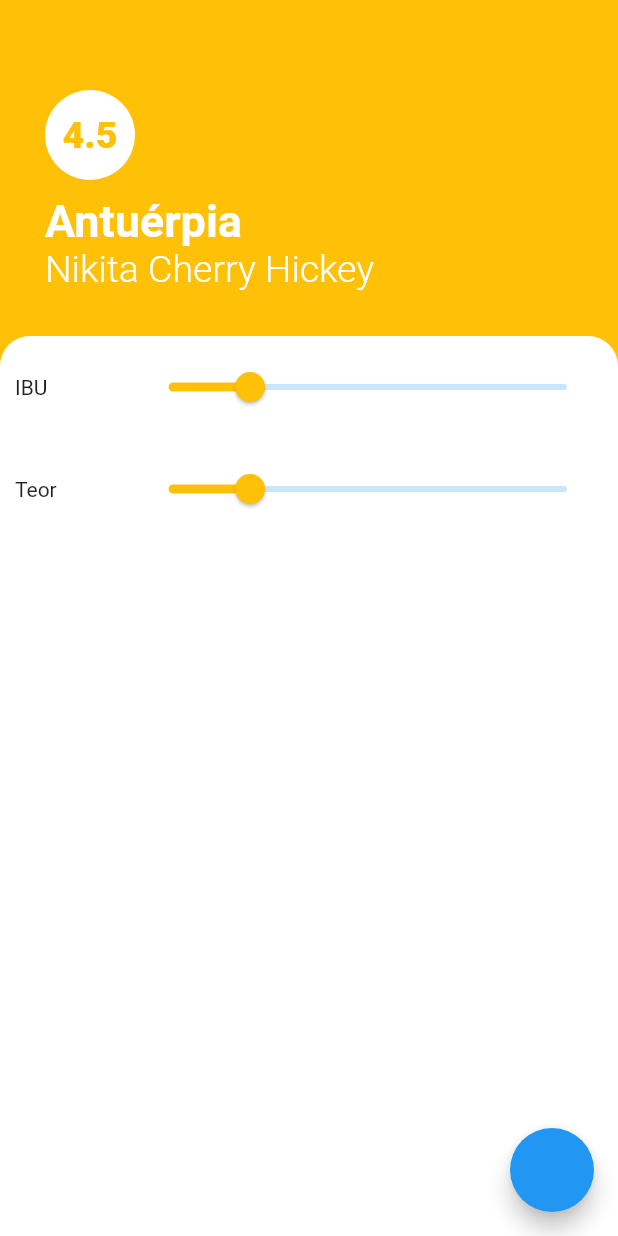
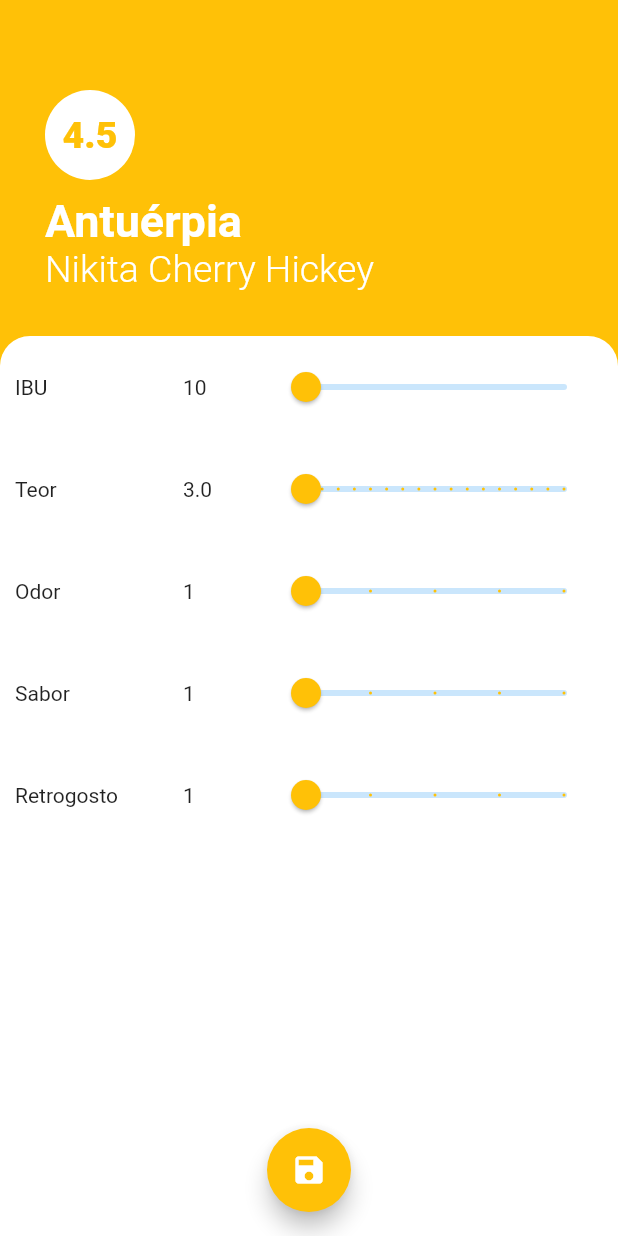
Before and after one commit to hqsander/beer-buddies, a Flutter app: the TelaEdicaoCerveja screen opened by its route, on a phone screen of 412 x 824 dp. Run offline on Flutter 3.47's test engine with Material 2 defaults, Android fonts, the light colour scheme and no system bars.

Commit message:
Implementa widget para avaliação de item

```diff
--- a/lib/telas/tela_edicao_cerveja.dart
+++ b/lib/telas/tela_edicao_cerveja.dart
@@ -7,7 +7,13 @@ class TelaEdicaoCerveja extends StatelessWidget {
   @override
   Widget build(BuildContext context) {
     return Scaffold(
+      floatingActionButtonLocation: FloatingActionButtonLocation.centerFloat,
       floatingActionButton: FloatingActionButton(
+        backgroundColor: Colors.amber,
+        child: Icon(
+          Icons.save,
+          color: Colors.white,
+        ),
         onPressed: () {
           Provider.of<Store>(context, listen: false).addCerveja(
             Cerveja(
@@ -83,35 +89,40 @@ class TelaEdicaoCerveja extends StatelessWidget {
               ),
               child: ListView(
                 children: [
-                  Container(
-                    padding: EdgeInsets.all(10),
-                    child: Row(
-                      children: [
-                        Expanded(
-                          flex: 1,
-                          child: Text("IBU"),
+                  SliderAvaliacao(
+                    item: "IBU",
+                    min: 10,
+                    max: 95,
+                    divisions: 85,
+                    precisao: 0,
                   ),
-                        Expanded(
-                          flex: 4,
-                          child: SliderIBU(),
+                  SliderAvaliacao(
+                    item: "Teor",
+                    min: 3,
+                    max: 11,
+                    divisions: 16,
+                    precisao: 1,
                   ),
-                      ],
+                  SliderAvaliacao(
+                    item: "Odor",
+                    min: 1,
+                    max: 5,
+                    divisions: 4,
+                    precisao: 0,
                   ),
+                  SliderAvaliacao(
+                    item: "Sabor",
+                    min: 1,
+                    max: 5,
+                    divisions: 4,
+                    precisao: 0,
                   ),
-                  Container(
-                    padding: EdgeInsets.all(10),
-                    child: Row(
-                      children: [
-                        Expanded(
-                          flex: 1,
-                          child: Text("Teor"),
-                        ),
-                        Expanded(
-                          flex: 4,
-                          child: SliderIBU(),
-                        ),
-                      ],
-                    ),
+                  SliderAvaliacao(
+                    item: "Retrogosto",
+                    min: 1,
+                    max: 5,
+                    divisions: 4,
+                    precisao: 0,
                   ),
                 ],
               ),
@@ -123,30 +134,60 @@ class TelaEdicaoCerveja extends StatelessWidget {
   }
 }
 
-class SliderIBU extends StatefulWidget {
+class SliderAvaliacao extends StatefulWidget {
+  final String item;
+  final double min;
+  final double max;
+  final int divisions;
+  final int precisao;
+
+  SliderAvaliacao(
+      {this.item, this.min, this.max, this.divisions, this.precisao});
+
   @override
-  _SliderIBUState createState() => _SliderIBUState();
+  _SliderAvaliacaoState createState() => _SliderAvaliacaoState();
 }
 
-class _SliderIBUState extends State<SliderIBU> {
-  double _currentSliderValue = 20;
+class _SliderAvaliacaoState extends State<SliderAvaliacao> {
+  double valor;
+
+  @override
+  void initState() {
+    valor = widget.min;
+  }
 
   @override
   Widget build(BuildContext context) {
-    return Slider(
+    return Container(
+      padding: EdgeInsets.all(10),
+      child: Row(
+        children: [
+          Expanded(
+            flex: 2,
+            child: Text(widget.item),
+          ),
+          Expanded(
+            flex: 1,
+            child: Text(valor.toStringAsFixed(widget.precisao)),
+          ),
+          Expanded(
+            flex: 4,
+            child: Slider(
               activeColor: Colors.amber,
-      value: _currentSliderValue,
-      min: 5,
-      max: 80,
-      divisions: 75,
-      label: _currentSliderValue.round().toString(),
+              value: valor,
+              min: widget.min,
+              max: widget.max,
+              divisions: widget.divisions,
+              label: valor.toStringAsFixed(widget.precisao),
               onChanged: (double value) {
-        setState(
-          () {
-            _currentSliderValue = value;
+                setState(() {
+                  valor = value;
+                });
               },
-        );
-      },
+            ),
+          ),
+        ],
+      ),
     );
   }
 }
```
Lines whose indentation alone changed are shown as unchanged.
